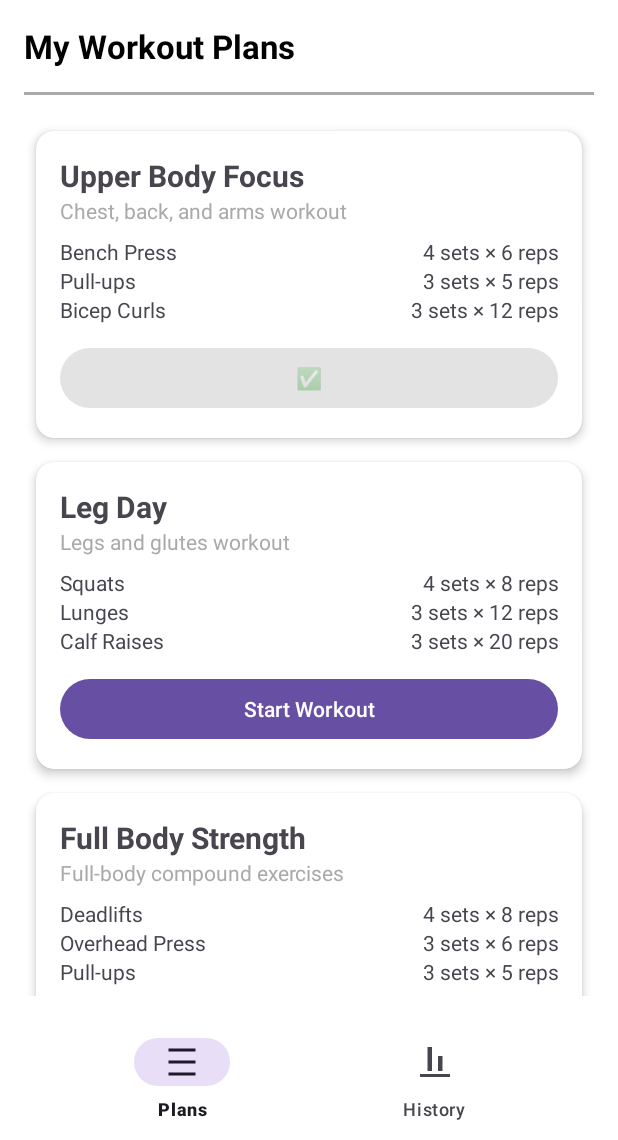
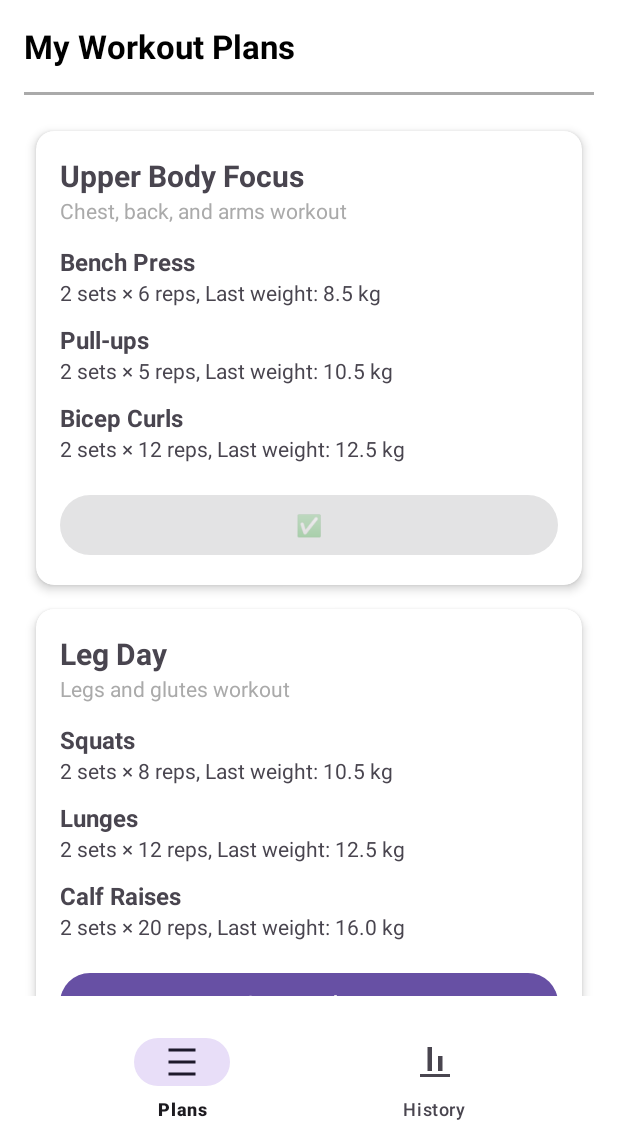
Before and after one commit to harrycunningham04/MuscleMetricApp, an Android app: the PlansFragment screen opened directly, with no data from a screen before it, on a phone screen of 412 x 824 dp, the part 96-1236 px from its top. Run offline under Robolectric (Android 15) with nearby library versions, the phone set to English and light mode, and no system bars.

Commit message:
ui fixes

```diff
--- a/app/src/main/java/com/cunninghamharry/loginactivity/PlansFragment.kt
+++ b/app/src/main/java/com/cunninghamharry/loginactivity/PlansFragment.kt
@@ -18,21 +18,43 @@ data class Workout(
     val description: String,
     val exercises: List<Exercise>,
     val isCompleted: Boolean
-)
+) : Parcelable {
+    constructor(parcel: Parcel) : this(
+        parcel.readInt(),
+        parcel.readString() ?: "",
+        parcel.readString() ?: "",
+        parcel.createTypedArrayList(Exercise) ?: emptyList(),
+        parcel.readByte() != 0.toByte()
+    )
 
-data class Exercise(val name: String, val sets: Int, val reps: Int, val weight: Double) : Parcelable {
+    override fun writeToParcel(parcel: Parcel, flags: Int) {
+        parcel.writeInt(id)
+        parcel.writeString(title)
+        parcel.writeString(description)
+        parcel.writeTypedList(exercises)
+        parcel.writeByte(if (isCompleted) 1 else 0)
+    }
+
+    override fun describeContents(): Int = 0
+
+    companion object CREATOR : Parcelable.Creator<Workout> {
+        override fun createFromParcel(parcel: Parcel): Workout = Workout(parcel)
+        override fun newArray(size: Int): Array<Workout?> = arrayOfNulls(size)
+    }
+}
+
+data class Exercise(
+    val name: String,
+    val sets: MutableList<SetModel>
+) : Parcelable {
     constructor(parcel: Parcel) : this(
         parcel.readString() ?: "",
-        parcel.readInt(),
-        parcel.readInt(),
-        parcel.readDouble()
+        parcel.createTypedArrayList(SetModel) ?: mutableListOf()
     )
 
     override fun writeToParcel(parcel: Parcel, flags: Int) {
         parcel.writeString(name)
-        parcel.writeInt(sets)
-        parcel.writeInt(reps)
-        parcel.writeDouble(weight)
+        parcel.writeTypedList(sets)
     }
 
     override fun describeContents(): Int = 0
@@ -43,12 +65,33 @@ data class Exercise(val name: String, val sets: Int, val reps: Int, val weight:
     }
 }
 
+data class SetModel(
+    var weight: Double,
+    var reps: Int
+) : Parcelable {
+    constructor(parcel: Parcel) : this(
+        parcel.readDouble(),
+        parcel.readInt()
+    )
+
+    override fun writeToParcel(parcel: Parcel, flags: Int) {
+        parcel.writeDouble(weight)
+        parcel.writeInt(reps)
+    }
+
+    override fun describeContents(): Int = 0
+
+    companion object CREATOR : Parcelable.Creator<SetModel> {
+        override fun createFromParcel(parcel: Parcel): SetModel = SetModel(parcel)
+        override fun newArray(size: Int): Array<SetModel?> = arrayOfNulls(size)
+    }
+}
 
 class PlansFragment : Fragment() {
     private lateinit var recyclerView: RecyclerView
     private lateinit var noWorkoutsText: TextView
     private lateinit var adapter: WorkoutAdapter
-    private var workouts: List<Workout> = listOf() // Replace with actual workout data
+    private var workouts: MutableList<Workout> = mutableListOf() // Changed to MutableList
 
     override fun onCreateView(
         inflater: LayoutInflater, container: ViewGroup?,
@@ -59,16 +102,16 @@ class PlansFragment : Fragment() {
         recyclerView = view.findViewById(R.id.workoutRecyclerView)
         noWorkoutsText = view.findViewById(R.id.noWorkoutsText)
 
-        // Fake Workout Data
-        workouts = listOf(
+        // Sample Workouts
+        workouts = mutableListOf(
             Workout(
                 id = 1,
                 title = "Upper Body Focus",
                 description = "Chest, back, and arms workout",
                 exercises = listOf(
-                    Exercise("Bench Press", 4, 6, 8.0),
-                    Exercise("Pull-ups", 3, 5, 10.0),
-                    Exercise("Bicep Curls", 3, 12, 12.0)
+                    Exercise("Bench Press", mutableListOf(SetModel(8.0, 6), SetModel(8.5, 6))),
+                    Exercise("Pull-ups", mutableListOf(SetModel(10.0, 5), SetModel(10.5, 5))),
+                    Exercise("Bicep Curls", mutableListOf(SetModel(12.0, 12), SetModel(12.5, 12)))
                 ),
                 isCompleted = true
             ),
@@ -77,37 +120,15 @@ class PlansFragment : Fragment() {
                 title = "Leg Day",
                 description = "Legs and glutes workout",
                 exercises = listOf(
-                    Exercise("Squats", 4, 8, 10.0),
-                    Exercise("Lunges", 3, 12, 12.0),
-                    Exercise("Calf Raises", 3, 20, 15.0)
-                ),
-                isCompleted = false
-            ),
-            Workout(
-                id = 3,
-                title = "Full Body Strength",
-                description = "Full-body compound exercises",
-                exercises = listOf(
-                    Exercise("Deadlifts", 4, 8, 6.0),
-                    Exercise("Overhead Press", 3, 6, 8.0),
-                    Exercise("Pull-ups", 3, 5, 10.0)
-                ),
-                isCompleted = false
-            ),
-            Workout(
-                id = 4,
-                title = "Full Body",
-                description = "Full-body compound exercises",
-                exercises = listOf(
-                    Exercise("Bench Press", 4, 8, 6.0),
-                    Exercise("Leg Press", 3, 6, 8.0),
-                    Exercise("Squats", 3, 5, 10.0)
+                    Exercise("Squats", mutableListOf(SetModel(10.0, 8), SetModel(10.5, 8))),
+                    Exercise("Lunges", mutableListOf(SetModel(12.0, 12), SetModel(12.5, 12))),
+                    Exercise("Calf Raises", mutableListOf(SetModel(15.0, 20), SetModel(16.0, 20)))
                 ),
                 isCompleted = false
             )
         )
 
-        // Check if there are workouts
+        // Check if workouts exist
         if (workouts.isEmpty()) {
             noWorkoutsText.visibility = View.VISIBLE
             recyclerView.visibility = View.GONE
@@ -115,13 +136,15 @@ class PlansFragment : Fragment() {
             noWorkoutsText.visibility = View.GONE
             recyclerView.visibility = View.VISIBLE
             recyclerView.layoutManager = LinearLayoutManager(requireContext())
-            recyclerView.adapter = WorkoutAdapter(workouts) { workout ->
+
+            adapter = WorkoutAdapter(workouts) { workout ->
                 val intent = Intent(context, WorkoutActivity::class.java).apply {
                     putExtra("workout_name", workout.title)
                     putParcelableArrayListExtra("exercises", ArrayList(workout.exercises))
                 }
-                context?.startActivity(intent)
+                startActivity(intent)
             }
+            recyclerView.adapter = adapter
         }
 
         return view
--- a/app/src/main/java/com/cunninghamharry/loginactivity/SetModel.kt
+++ /dev/null
@@ -1,6 +0,0 @@
-package com.cunninghamharry.loginactivity
-
-data class SetModel(
-    var weight: Double,
-    var reps: Int
-)
--- a/app/src/main/java/com/cunninghamharry/loginactivity/WorkoutAdapter.kt
+++ b/app/src/main/java/com/cunninghamharry/loginactivity/WorkoutAdapter.kt
@@ -14,7 +14,7 @@ class WorkoutAdapter(private val workouts: List<Workout>, private val onClick: (
     class WorkoutViewHolder(view: View) : RecyclerView.ViewHolder(view) {
         val title: TextView = view.findViewById(R.id.workoutTitle)
         val description: TextView = view.findViewById(R.id.workoutDescription)
-        val exerciseContainer: LinearLayout = view.findViewById(R.id.exerciseContainer) // <-- Add this
+        val exerciseContainer: LinearLayout = view.findViewById(R.id.exerciseContainer)
         val button: Button = view.findViewById(R.id.workoutButton)
     }
 
@@ -34,24 +34,29 @@ class WorkoutAdapter(private val workouts: List<Workout>, private val onClick: (
 
         workout.exercises.forEach { exercise ->
             val row = LinearLayout(holder.itemView.context).apply {
-                orientation = LinearLayout.HORIZONTAL
+                orientation = LinearLayout.VERTICAL
                 layoutParams = LinearLayout.LayoutParams(
                     ViewGroup.LayoutParams.MATCH_PARENT,
                     ViewGroup.LayoutParams.WRAP_CONTENT
                 )
+                setPadding(0, 8, 0, 8) // Add spacing between exercises
             }
 
             val exerciseName = TextView(holder.itemView.context).apply {
                 text = exercise.name
-                textSize = 14f
-                layoutParams = LinearLayout.LayoutParams(0, ViewGroup.LayoutParams.WRAP_CONTENT, 1f)
+                textSize = 16f
+                setTypeface(null, android.graphics.Typeface.BOLD) // Bold for the name
+                layoutParams = LinearLayout.LayoutParams(ViewGroup.LayoutParams.MATCH_PARENT, ViewGroup.LayoutParams.WRAP_CONTENT)
             }
 
+            val totalSets = exercise.sets.size
+            val reps = exercise.sets.firstOrNull()?.reps ?: 0
+            val lastWeight = exercise.sets.lastOrNull()?.weight ?: 0.0
+
             val exerciseDetails = TextView(holder.itemView.context).apply {
-                text = "${exercise.sets} sets × ${exercise.reps} reps"
+                text = "$totalSets sets × $reps reps, Last weight: $lastWeight kg"
                 textSize = 14f
-                textAlignment = View.TEXT_ALIGNMENT_VIEW_END
-                layoutParams = LinearLayout.LayoutParams(0, ViewGroup.LayoutParams.WRAP_CONTENT, 1f)
+                layoutParams = LinearLayout.LayoutParams(ViewGroup.LayoutParams.MATCH_PARENT, ViewGroup.LayoutParams.WRAP_CONTENT)
             }
 
             row.addView(exerciseName)
@@ -62,7 +67,7 @@ class WorkoutAdapter(private val workouts: List<Workout>, private val onClick: (
 
         if (workout.isCompleted) {
             holder.button.text = "✅"
-            holder.button.isEnabled = false // Disable button
+            holder.button.isEnabled = false // Disable button for completed workouts
         } else {
             holder.button.text = "Start Workout"
             holder.button.isEnabled = true
```
Also changed, not shown: app/src/main/java/com/cunninghamharry/loginactivity/ExerciseAdapter.kt (+23 -26 lines), app/src/main/java/com/cunninghamharry/loginactivity/SetAdapter.kt (+21 -8 lines), app/src/main/java/com/cunninghamharry/loginactivity/WorkoutActivity.kt (+24 -12 lines), 1 other file.
